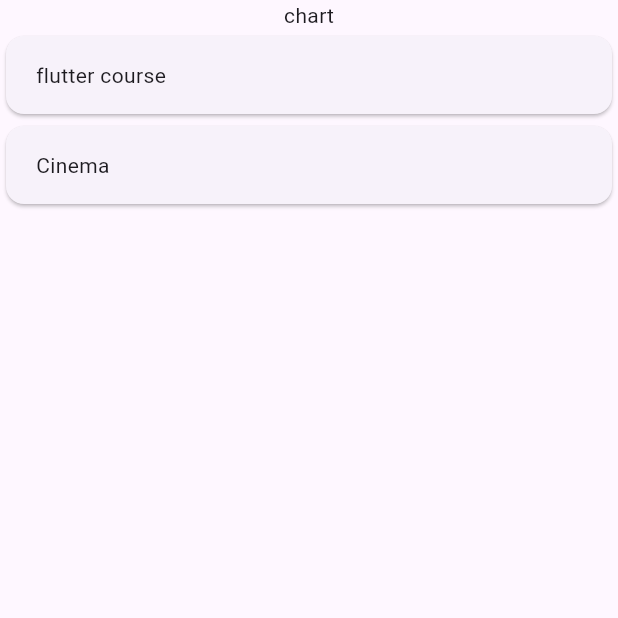
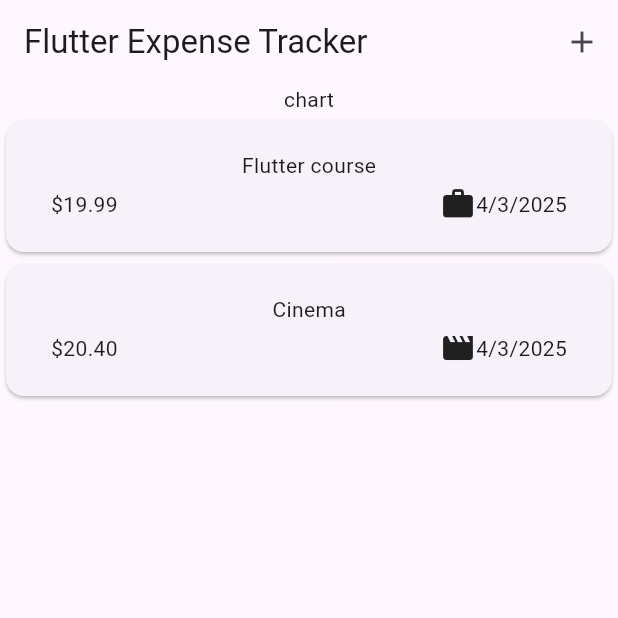
Before and after one commit to Shivansh1602/expense-tracker, a Flutter app: the screen it shows after launch, on a phone screen of 412 x 824 dp, the top half of it. Run offline on Flutter 3.47's test engine with Material 3 defaults, Android fonts, the phone set to English and light mode, and no system bars.

Commit message:
Added user input handling, date picker, dropdown, and validation to the expense tracker with improved UI and efficient list rendering.

```diff
--- /dev/null
+++ b/lib/Expenses.dart
@@ -0,0 +1,61 @@
+import 'package:expense_tracker/NewExpense.dart';
+import 'package:flutter/material.dart';
+import 'package:expense_tracker/models/Expense.dart';
+import 'package:expense_tracker/widgets/ExpensesList.dart';
+
+class Expenses extends StatefulWidget {
+  const Expenses({super.key});
+  @override
+  State<Expenses> createState() {
+    return _ExpensesState();
+  }
+}
+
+// dummy data create krhe hai using expense class and storing it in a variable of type list<expense>
+final List<Expense> registered_expense = [
+  //this variable of type List<Expense> is created to store dummy data
+  Expense(
+    amount: 19.99,
+    title: 'Flutter course',
+    date: DateTime.now(),
+    category: Category.work,
+  ),
+  Expense(
+    amount: 20.4,
+    title: 'Cinema',
+    date: DateTime.now(),
+    category: Category.leisure,
+  ),
+];
+
+class _ExpensesState extends State<Expenses> {
+  void openAddExpense() {
+    showModalBottomSheet(
+      context: context,
+      builder: (ctx) => Newexpense(),
+    );
+  }
+
+  @override
+  Widget build(BuildContext context) {
+    return Scaffold(
+      appBar: AppBar(
+        title: Text('Flutter Expense Tracker'),
+        actions: [
+          IconButton(
+            onPressed: () {
+              openAddExpense();
+            },
+            icon: Icon(Icons.add),
+          ),
+        ],
+      ),
+      body: Column(
+        children: [
+          const Text('chart'),
+          Expanded(child: ExpensesList(expenses: registered_expense)),
+        ],
+      ),
+    );
+  }
+}
--- a/lib/expense.dart
+++ /dev/null
@@ -1,40 +0,0 @@
-import 'package:flutter/material.dart';
-import 'package:expense_tracker/models/expense_model.dart';
-import 'package:expense_tracker/widgets/expenses_list.dart';
-
-class Expenses extends StatefulWidget {
-  const Expenses({super.key});
-  @override
-  State<Expenses> createState() {
-    return _ExpensesState();
-  }
-}
-
-// dummy data create krhe hai using expense class and storing it in a variable of type list<expense>
-final List<Expense> registered_expense = [
-  //this variable of type List<Expense> is created to store dummy data
-  Expense(
-    amount: 19.99,
-    title: 'flutter course',
-    date: DateTime.now(),
-    category: Category.work,
-  ),
-  Expense(
-    amount: 20.4,
-    title: 'Cinema',
-    date: DateTime.now(),
-    category: Category.leisure,
-  ),
-];
-
-class _ExpensesState extends State<Expenses> {
-  @override
-  Widget build(BuildContext context) {
-    return Scaffold(body: Column(children:
-    [
-      const Text('chart'),
-     Expanded(child: ExpensesList(expenses: registered_expense ))
-     ])
-     );
-  }
-}
--- a/lib/main.dart
+++ b/lib/main.dart
@@ -1,4 +1,4 @@
-import 'package:expense_tracker/expense.dart';
+import 'package:expense_tracker/Expenses.dart';
 import 'package:flutter/material.dart';
 
 
@@ -6,6 +6,7 @@ import 'package:flutter/material.dart';
 void main() {
   runApp(
     const MaterialApp(
+      debugShowCheckedModeBanner: false,
       home: Expenses(),
     ),
   );
--- a/lib/models/expense_model.dart
+++ b/lib/models/Expense.dart
@@ -1,7 +1,18 @@
+import 'package:flutter/material.dart';
 import 'package:uuid/uuid.dart';//package to generate unique id's
+import 'package:intl/intl.dart';//used to get date package
+
+final formatter=DateFormat.yMd();//used  to store year month date from intl package
 
 const  uuid=Uuid();              //uuid package import kia phir variable mein store krdia
 enum  Category{food,travel,leisure,work}
+
+const categoryIcons={   //this is created to store icons value for each of the above enum category respectively using maps
+Category.food:Icons.lunch_dining,
+Category.travel:Icons.flight_takeoff,
+Category.leisure:Icons.movie,
+Category.work:Icons.work,
+};
 
 class Expense{
 
@@ -19,4 +30,9 @@ Expense({
   final String title;
   final Category category;
 
+  String get formattedDate{
+    return formatter.format(date);// this getter is made to get a date in more human readable form
+
+  }
+
 }
--- /dev/null
+++ b/lib/widgets/ExpensesItems.dart
@@ -0,0 +1,38 @@
+//created to project individual items on the screen
+import 'package:expense_tracker/models/Expense.dart';
+import 'package:flutter/material.dart';
+
+class ExpensesItems extends StatelessWidget {
+  const ExpensesItems(this.expense, {super.key});
+
+  final Expense expense;
+
+  @override
+  Widget build(BuildContext context) {
+    return Card(
+      child: Padding(
+        padding: const EdgeInsets.symmetric(horizontal: 30, vertical: 20),
+        child: Column(
+          children: [
+            Text(expense.title),
+            SizedBox(height: 4),
+            Row(
+              children: [
+                Text(
+                  '\$${expense.amount.toStringAsFixed(2)}',
+                ), // tostrignasfixed typecast krta hai int ko string mein aur as fixed sirf decimal ke baad 2 value output dega and dollar sign add krne ke lie backslash lgaya hai first dollar sign is string and second is of dart that outputs the further code value
+                Spacer(),
+                Row(
+                  children: [
+                     Icon(categoryIcons[expense.category]),// using category map as to get icons value created in ecpense class
+                    SizedBox(height: 8,),
+                    Text(expense.formattedDate)],//calling the getter from exoense class which formats date
+                ), // also typecasting datetime in string
+              ],
+            ),
+          ],
+        ), // column use krhe hhai and not listview because its not a long list and we can afford column while keeping optimization in mind and sirf do hi rows display krni hai
+      ),
+    );
+  }
+}
--- a/lib/widgets/expenses_list.dart
+++ b/lib/widgets/ExpensesList.dart
@@ -1,7 +1,7 @@
-import 'package:expense_tracker/expense.dart';
+import 'package:expense_tracker/Expenses.dart';
 import 'package:flutter/material.dart';
-import 'package:expense_tracker/models/expense_model.dart';
-import 'package:expense_tracker/widgets/expenses_items.dart';
+import 'package:expense_tracker/models/Expense.dart';
+import 'package:expense_tracker/widgets/ExpensesItems.dart';
 
 class ExpensesList extends StatelessWidget {                                      // thsi class is built for the output of the dummy data created in expenses class
   const ExpensesList({super.key, required this.expenses});
--- a/lib/widgets/expenses_items.dart
+++ /dev/null
@@ -1,20 +0,0 @@
-//created to project individual items on the screen
-import 'package:expense_tracker/models/expense_model.dart';
-import 'package:flutter/material.dart';
-
-class ExpensesItems extends StatelessWidget {
-  const ExpensesItems(this.expense, {super.key});
-
-  final Expense expense;
-
-  @override
-  Widget build(BuildContext context) {
-    return Card(child: Padding(
-      padding: const EdgeInsets.symmetric(
-        horizontal: 20,
-        vertical: 16,
-      ),
-      child: Text(expense.title),
-    ));
-  }
-}
--- a/pubspec.yaml
+++ b/pubspec.yaml
@@ -35,6 +35,7 @@ dependencies:
   # Use with the CupertinoIcons class for iOS style icons.
   cupertino_icons: ^1.0.8
   uuid: ^4.5.1
+  intl: ^0.20.2
 
 dev_dependencies:
   flutter_test:
```
Also changed, not shown: lib/NewExpense.dart (added, +186 -0 lines), pubspec.lock.
